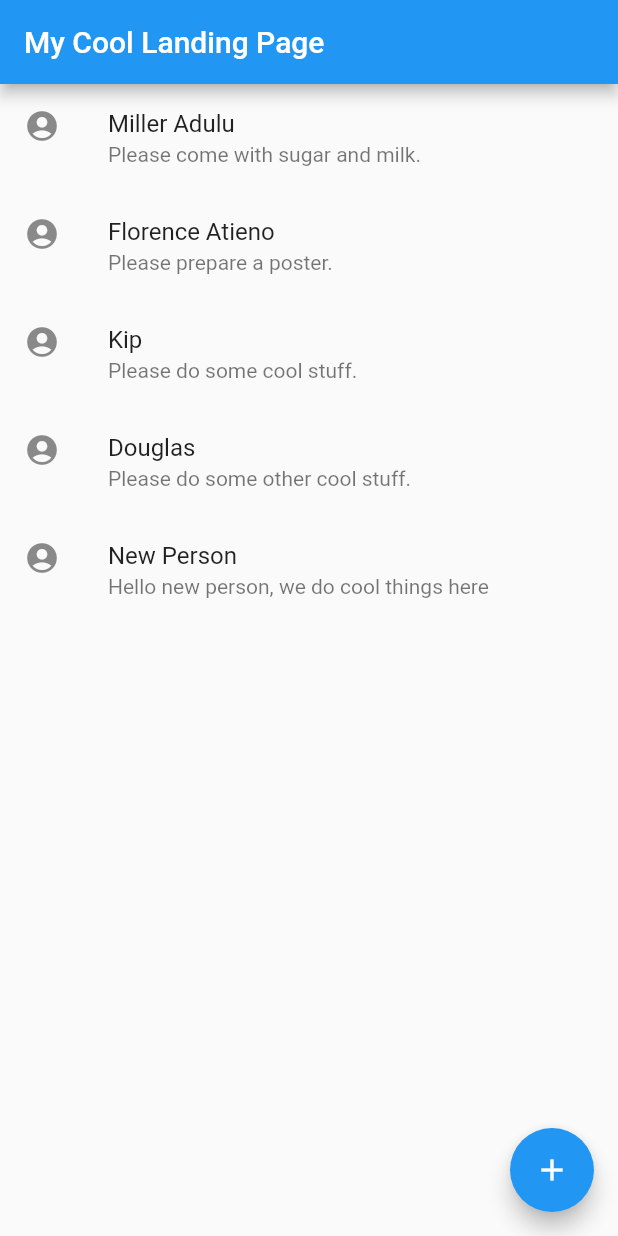
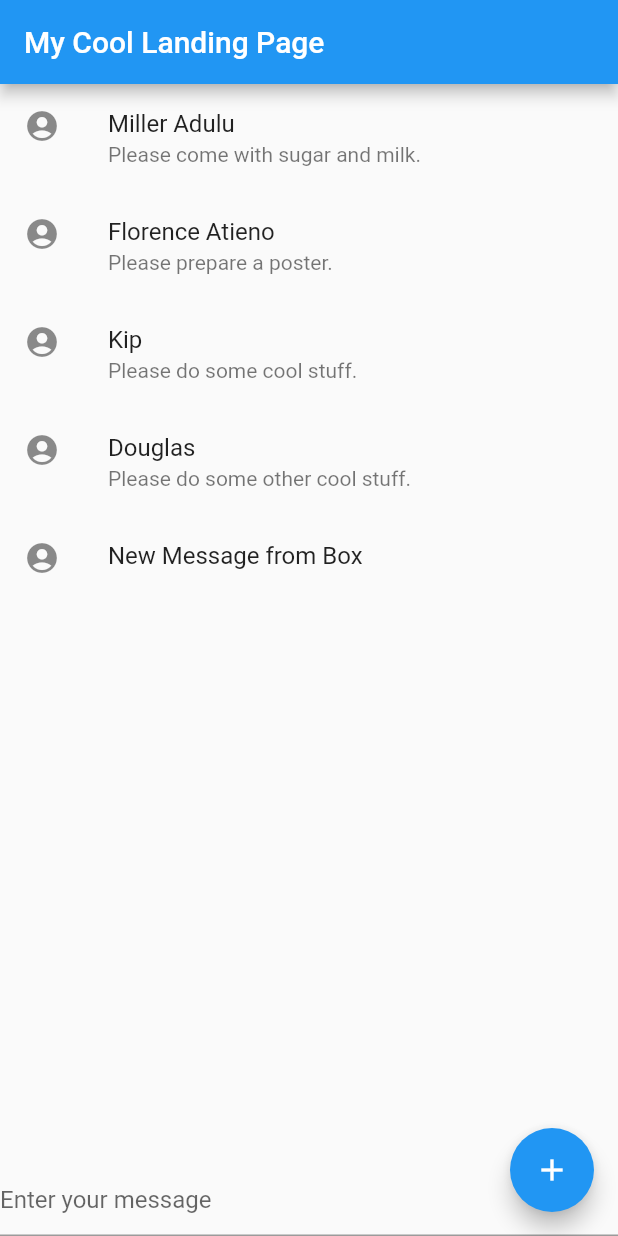
Before and after one commit to MillerAdulu/animated-octo-fishstick, a Flutter app: the screen it shows after launch, after a tap on the "add" icon, on a phone screen of 412 x 824 dp. Run offline on Flutter 3.47's test engine with Material 2 defaults, Android fonts, the phone set to English and light mode, and no system bars.

Commit message:
Use the UI to get text messages

```diff
--- a/lib/main.dart
+++ b/lib/main.dart
@@ -1,4 +1,5 @@
 import 'package:flutter/material.dart';
+import 'package:flutter/services.dart';
 import 'package:form_app/message.dart';
 
 void main() {
@@ -34,6 +35,8 @@ class _MyCoolLandingPageState extends State<MyCoolLandingPage> {
     Message('Douglas', 'Please do some other cool stuff.'),
   ];
 
+  final messageController = TextEditingController();
+
   @override
   Widget build(BuildContext context) {
     return Scaffold(
@@ -41,7 +44,10 @@ class _MyCoolLandingPageState extends State<MyCoolLandingPage> {
         title: const Text('My Cool Landing Page'),
       ),
       body: Center(
-        child: ListView.builder(
+        child: Column(
+          children: [
+            ListView.builder(
+              shrinkWrap: true,
               itemBuilder: (context, index) => ListTile(
                 leading: const Icon(Icons.account_circle),
                 title: Text(messages[index].name),
@@ -49,15 +55,25 @@ class _MyCoolLandingPageState extends State<MyCoolLandingPage> {
               ),
               itemCount: messages.length,
             ),
+           const Spacer(),
+            TextField(
+              controller: messageController,
+              decoration: const InputDecoration(
+                hintText: 'Enter your message',
+              ),
+            )
+          ],
+        ),
       ),
       floatingActionButton: FloatingActionButton(
         onPressed: () {
           messages.add(
             Message(
-              'New Person',
-              'Hello new person, we do cool things here',
+              'New Message from Box',
+              messageController.text,
             ),
           );
+          messageController.clear();
 
           setState(() {});
         },
```
Lines whose indentation alone changed are shown as unchanged.
